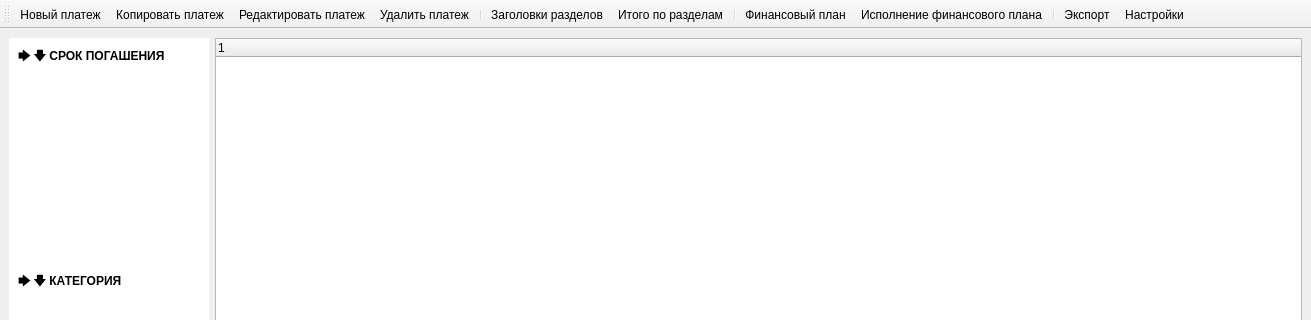
Old version of the form designer/ui/mainwindow.ui in the repository Aleee/FinanceCalender; both pictures show x 0 to 1311 and y 0 to 320 of the 1311 by 752 pixel window.
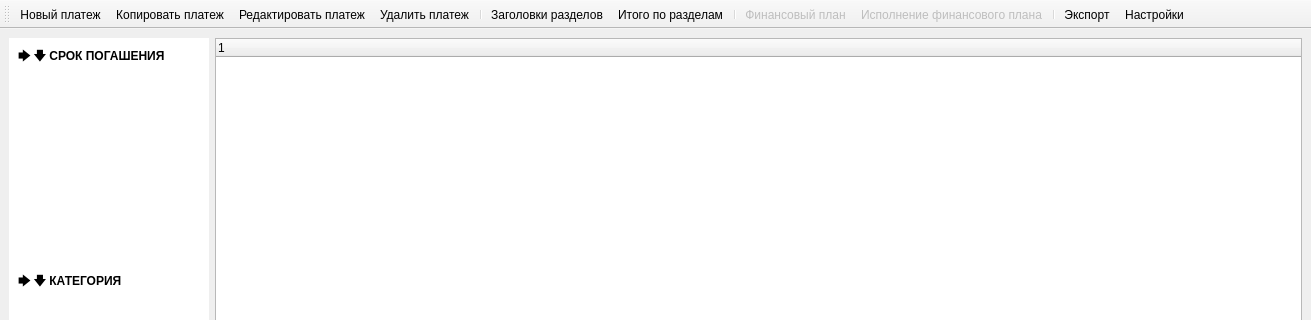
New version of the form. Icons and pictures are not drawn. Custom widgets are drawn as their Qt base class.

```diff
--- a/designer/ui/mainwindow.ui
+++ b/designer/ui/mainwindow.ui
@@ -886,6 +886,9 @@
    </property>
   </action>
   <action name="act_finplan">
+   <property name="enabled">
+    <bool>false</bool>
+   </property>
    <property name="icon">
     <iconset resource="../../resources.qrc">
      <normaloff>:/icon-toolbar/designer/icons/financing.svg</normaloff>:/icon-toolbar/designer/icons/financing.svg</iconset>
@@ -901,6 +904,9 @@
    </property>
   </action>
   <action name="act_fulfillment">
+   <property name="enabled">
+    <bool>false</bool>
+   </property>
    <property name="icon">
     <iconset resource="../../resources.qrc">
      <normaloff>:/icon-toolbar/designer/icons/fulfillment.svg</normaloff>:/icon-toolbar/designer/icons/fulfillment.svg</iconset>
```
Left out of the diff: 4 changed lines with no effect on the pictures.
